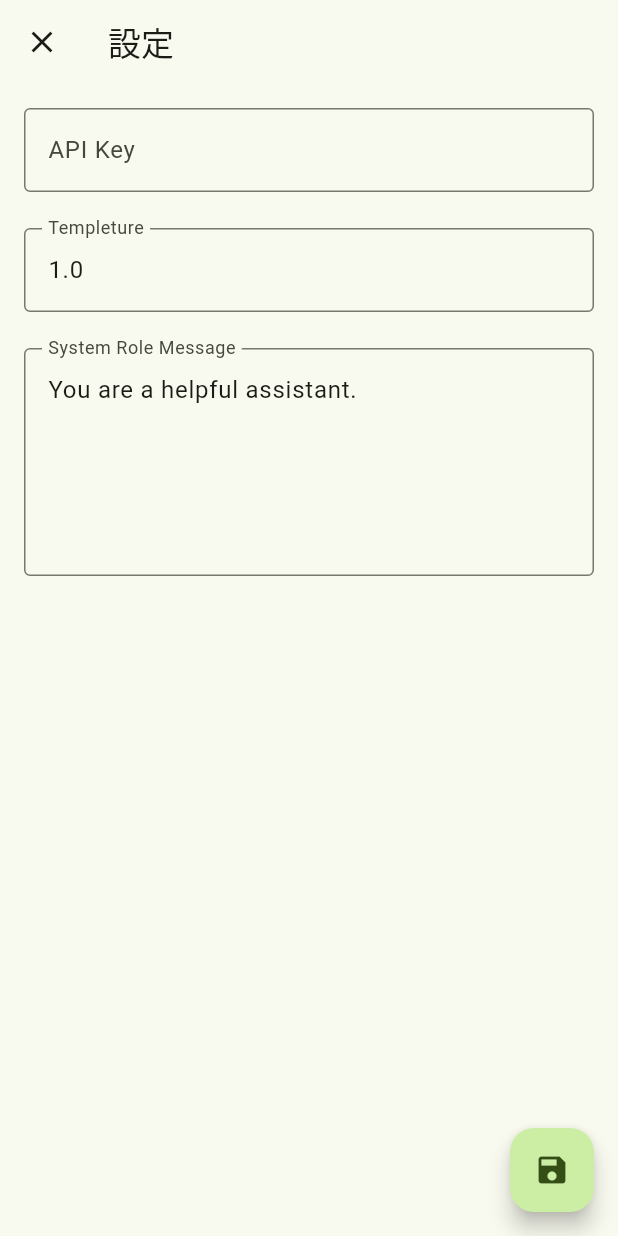
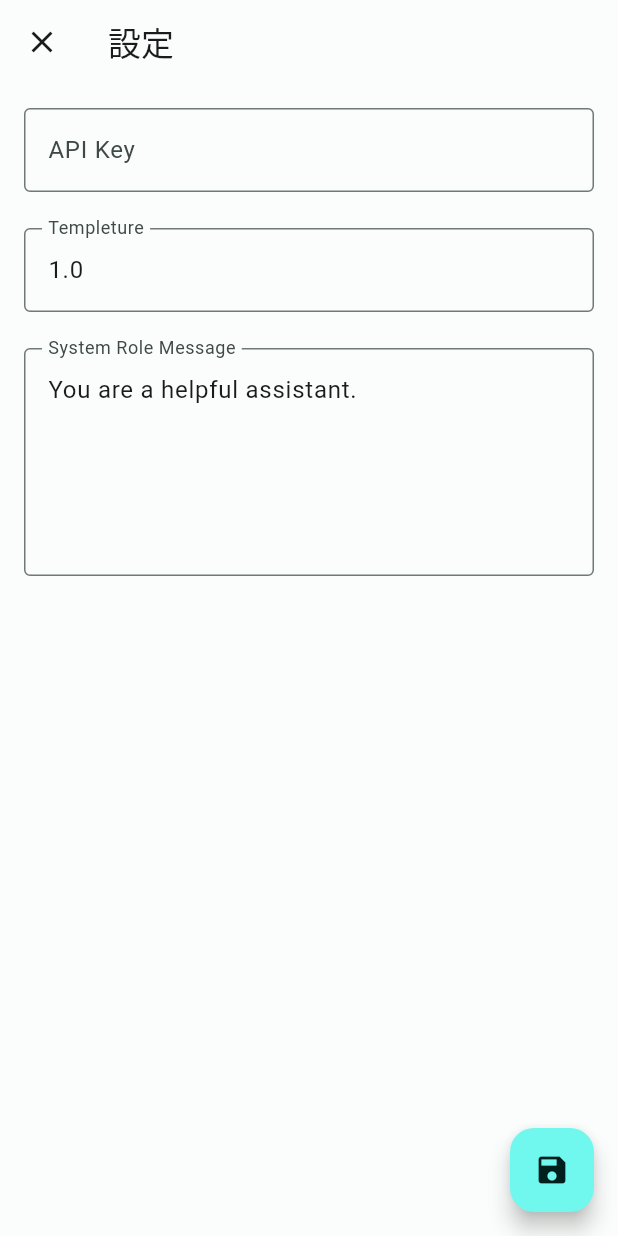
Before and after one commit to seiryu/flutter_gpt, a Flutter app: the screen it shows after launch, after a tap on the "settings" icon, on a phone screen of 412 x 824 dp. Run offline on Flutter 3.47's test engine with Material 2 defaults, Android fonts, the phone set to English and light mode, and no system bars; our stand-ins replace flutter_markdown, hooks_riverpod; missing offline and left inert: dart_openai.

Commit message:
add color schemes

```diff
--- /dev/null
+++ b/lib/color_shemes.dart
@@ -0,0 +1,69 @@
+import 'package:flutter/material.dart';
+
+const lightColorScheme = ColorScheme(
+  brightness: Brightness.light,
+  primary: Color(0xFF006A65),
+  onPrimary: Color(0xFFFFFFFF),
+  primaryContainer: Color(0xFF70F7EE),
+  onPrimaryContainer: Color(0xFF00201E),
+  secondary: Color(0xFF4A6361),
+  onSecondary: Color(0xFFFFFFFF),
+  secondaryContainer: Color(0xFFCCE8E5),
+  onSecondaryContainer: Color(0xFF051F1E),
+  tertiary: Color(0xFF48607B),
+  onTertiary: Color(0xFFFFFFFF),
+  tertiaryContainer: Color(0xFFD0E4FF),
+  onTertiaryContainer: Color(0xFF001D34),
+  error: Color(0xFFBA1A1A),
+  errorContainer: Color(0xFFFFDAD6),
+  onError: Color(0xFFFFFFFF),
+  onErrorContainer: Color(0xFF410002),
+  background: Color(0xFFFAFDFB),
+  onBackground: Color(0xFF191C1C),
+  surface: Color(0xFFFAFDFB),
+  onSurface: Color(0xFF191C1C),
+  surfaceVariant: Color(0xFFDAE5E3),
+  onSurfaceVariant: Color(0xFF3F4947),
+  outline: Color(0xFF6F7978),
+  onInverseSurface: Color(0xFFEFF1F0),
+  inverseSurface: Color(0xFF2D3130),
+  inversePrimary: Color(0xFF4FDAD2),
+  shadow: Color(0xFF000000),
+  surfaceTint: Color(0xFF006A65),
+  outlineVariant: Color(0xFFBEC9C7),
+  scrim: Color(0xFF000000),
+);
+
+const darkColorScheme = ColorScheme(
+  brightness: Brightness.dark,
+  primary: Color(0xFF4FDAD2),
+  onPrimary: Color(0xFF003734),
+  primaryContainer: Color(0xFF00504C),
+  onPrimaryContainer: Color(0xFF70F7EE),
+  secondary: Color(0xFFB0CCC9),
+  onSecondary: Color(0xFF1C3533),
+  secondaryContainer: Color(0xFF324B49),
+  onSecondaryContainer: Color(0xFFCCE8E5),
+  tertiary: Color(0xFFB0C9E7),
+  onTertiary: Color(0xFF19324A),
+  tertiaryContainer: Color(0xFF304962),
+  onTertiaryContainer: Color(0xFFD0E4FF),
+  error: Color(0xFFFFB4AB),
+  errorContainer: Color(0xFF93000A),
+  onError: Color(0xFF690005),
+  onErrorContainer: Color(0xFFFFDAD6),
+  background: Color(0xFF191C1C),
+  onBackground: Color(0xFFE0E3E2),
+  surface: Color(0xFF191C1C),
+  onSurface: Color(0xFFE0E3E2),
+  surfaceVariant: Color(0xFF3F4947),
+  onSurfaceVariant: Color(0xFFBEC9C7),
+  outline: Color(0xFF889391),
+  onInverseSurface: Color(0xFF191C1C),
+  inverseSurface: Color(0xFFE0E3E2),
+  inversePrimary: Color(0xFF006A65),
+  shadow: Color(0xFF000000),
+  surfaceTint: Color(0xFF4FDAD2),
+  outlineVariant: Color(0xFF3F4947),
+  scrim: Color(0xFF000000),
+);
--- a/lib/main.dart
+++ b/lib/main.dart
@@ -1,4 +1,5 @@
 import 'package:flutter/material.dart';
+import 'package:flutter_gpt/color_shemes.dart';
 import 'package:flutter_gpt/view/chat_page.dart';
 import 'package:hooks_riverpod/hooks_riverpod.dart';
 
@@ -19,9 +20,14 @@ class MyApp extends StatelessWidget {
   Widget build(BuildContext context) {
     return MaterialApp(
       title: 'Flutter Demo',
+      themeMode: ThemeMode.light,
       theme: ThemeData(
         useMaterial3: true,
-        colorSchemeSeed: Colors.lightGreen,
+        colorScheme: lightColorScheme
+      ),
+      darkTheme: ThemeData(
+        useMaterial3: true,
+        colorScheme: darkColorScheme,
       ),
       debugShowCheckedModeBanner: false,
       home: const ChatPage(),
```
